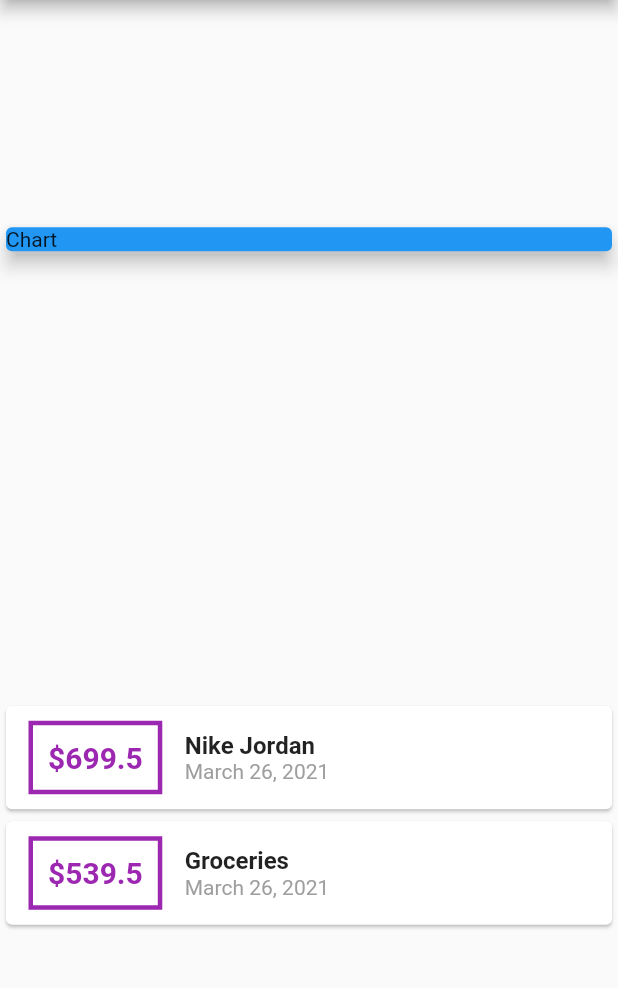
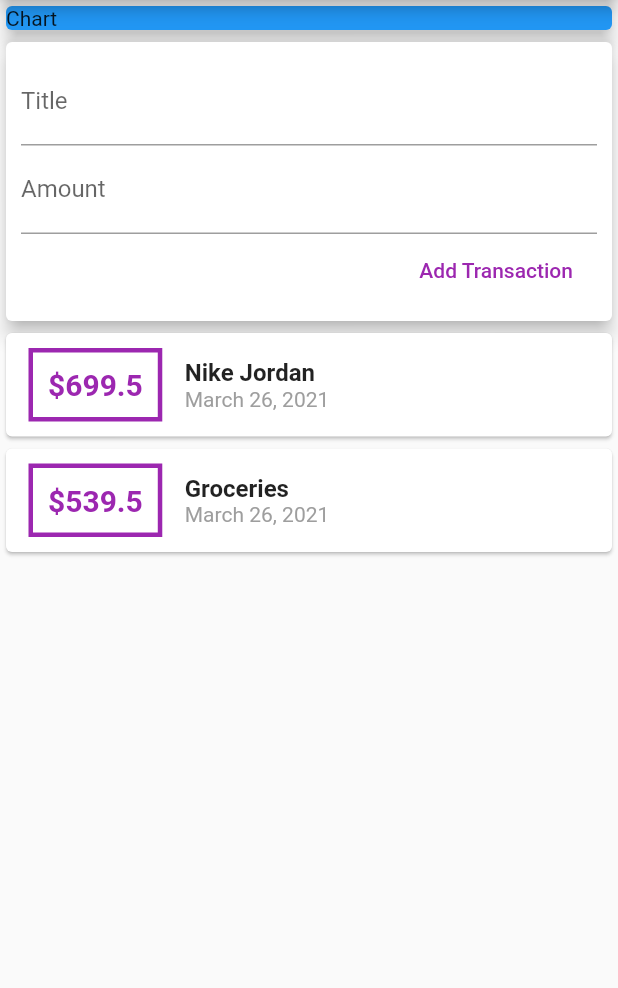
Before and after one commit to MiskaturRahman/expense_tracker_app, a Flutter app: the screen it shows after launch, on a phone screen of 412 x 824 dp, the part 84-1072 px from its top. Run offline on Flutter 3.47's test engine with Material 2 defaults, Android fonts, the phone set to English and light mode, and no system bars.

Commit message:
fetching input data to chart

```diff
--- a/lib/myHomePage.dart
+++ b/lib/myHomePage.dart
@@ -1,22 +1,11 @@
-import 'package:intl/intl.dart';
-import './transaction.dart';
+import './widgets/user_transaction.dart';
 import 'package:flutter/material.dart';
 
 class MyHomePage extends StatelessWidget {
-  final List<Transaction> transaction = [
-    Transaction(
-      id: 't1',
-      title: 'Nike Jordan',
-      amount: 699.50,
-      date: DateTime.now(),
-    ),
-    Transaction(
-      id: 't2',
-      title: 'Groceries',
-      amount: 539.50,
-      date: DateTime.now(),
-    ),
-  ];
+  // String titleInput;
+  // String amountInput;
+  final titleController = TextEditingController();
+  final amountController = TextEditingController();
 
   @override
   Widget build(BuildContext context) {
@@ -25,7 +14,7 @@ class MyHomePage extends StatelessWidget {
         title: Text("Expense Tracker"),
       ),
       body: Column(
-        mainAxisAlignment: MainAxisAlignment.spaceAround,
+        // mainAxisAlignment: MainAxisAlignment.start,
         crossAxisAlignment: CrossAxisAlignment.stretch,
         children: <Widget>[
           Container(
@@ -36,51 +25,7 @@ class MyHomePage extends StatelessWidget {
               elevation: 5,
             ),
           ),
-          Column(
-            children: transaction.map(
-              (e) {
-                return Card(
-                  child: Row(
-                    children: <Widget>[
-                      Container(
-                        padding: EdgeInsets.all(10),
-                        margin: EdgeInsets.symmetric(
-                          horizontal: 15,
-                          vertical: 10,
-                        ),
-                        decoration: BoxDecoration(
-                          border: Border.all(
-                            color: Colors.purple,
-                            width: 3,
-                          ),
-                        ),
-                        child: Text(
-                          '\$${e.amount}',
-                          style: TextStyle(
-                            fontWeight: FontWeight.bold,
-                            fontSize: 20,
-                            color: Colors.purple,
-                          ),
-                        ),
-                      ),
-                      Column(
-                        crossAxisAlignment: CrossAxisAlignment.start,
-                        children: <Widget>[
-                          Text(e.title,
-                              style: TextStyle(
-                                  fontSize: 16, fontWeight: FontWeight.bold)),
-                          Text(
-                            DateFormat.yMMMMd().format(e.date),
-                            style: TextStyle(color: Colors.grey),
-                          ),
-                        ],
-                      )
-                    ],
-                  ),
-                );
-              },
-            ).toList(),
-          ),
+          UserTransaction(),
         ],
       ),
     );
--- /dev/null
+++ b/lib/widgets/new_transaction.dart
@@ -0,0 +1,45 @@
+import 'package:flutter/material.dart';
+
+class NewTransaction extends StatelessWidget {
+  final Function addTransaction;
+  final titleController = TextEditingController();
+  final amountController = TextEditingController();
+
+  NewTransaction(this.addTransaction);
+
+  @override
+  Widget build(BuildContext context) {
+    return Card(
+      elevation: 5,
+      child: Container(
+        padding: EdgeInsets.all(10),
+        child: Column(
+          crossAxisAlignment: CrossAxisAlignment.end,
+          children: <Widget>[
+            TextField(
+              decoration: InputDecoration(labelText: 'Title'),
+              // onChanged: (val) => titleInput=val,
+              controller: titleController,
+            ),
+            TextField(
+              decoration: InputDecoration(labelText: 'Amount'),
+              controller: amountController,
+              // onChanged: (val) => amountInput=val,
+            ),
+            // ignore: deprecated_member_use
+            FlatButton(
+              child: Text('Add Transaction'),
+              textColor: Colors.purple,
+              onPressed: () {
+                addTransaction(
+                  titleController.text,
+                  double.parse(amountController.text),
+                );
+              },
+            )
+          ],
+        ),
+      ),
+    );
+  }
+}
--- /dev/null
+++ b/lib/widgets/transaction_list.dart
@@ -0,0 +1,58 @@
+import 'package:expense_tracker_app/models/transaction.dart';
+import 'package:intl/intl.dart';
+import 'package:flutter/material.dart';
+
+class TransactionList extends StatelessWidget {
+  final List<Transaction> transactions;
+
+  TransactionList(this.transactions);
+
+  @override
+  Widget build(BuildContext context) {
+    return Column(
+      children: transactions.map(
+        (e) {
+          return Card(
+            child: Row(
+              children: <Widget>[
+                Container(
+                  padding: EdgeInsets.all(10),
+                  margin: EdgeInsets.symmetric(
+                    horizontal: 15,
+                    vertical: 10,
+                  ),
+                  decoration: BoxDecoration(
+                    border: Border.all(
+                      color: Colors.purple,
+                      width: 3,
+                    ),
+                  ),
+                  child: Text(
+                    '\$${e.amount}',
+                    style: TextStyle(
+                      fontWeight: FontWeight.bold,
+                      fontSize: 20,
+                      color: Colors.purple,
+                    ),
+                  ),
+                ),
+                Column(
+                  crossAxisAlignment: CrossAxisAlignment.start,
+                  children: <Widget>[
+                    Text(e.title,
+                        style: TextStyle(
+                            fontSize: 16, fontWeight: FontWeight.bold)),
+                    Text(
+                      DateFormat.yMMMMd().format(e.date),
+                      style: TextStyle(color: Colors.grey),
+                    ),
+                  ],
+                )
+              ],
+            ),
+          );
+        },
+      ).toList(),
+    );
+  }
+}
--- /dev/null
+++ b/lib/widgets/user_transaction.dart
@@ -0,0 +1,50 @@
+import '../models/transaction.dart';
+import 'package:flutter/material.dart';
+import '../widgets/new_transaction.dart';
+import '../widgets/transaction_list.dart';
+
+class UserTransaction extends StatefulWidget {
+  UserTransaction({Key key}) : super(key: key);
+
+  @override
+  _UserTransactionState createState() => _UserTransactionState();
+}
+
+class _UserTransactionState extends State<UserTransaction> {
+  final List<Transaction> _userTransaction = [
+    Transaction(
+      id: 't1',
+      title: 'Nike Jordan',
+      amount: 699.50,
+      date: DateTime.now(),
+    ),
+    Transaction(
+      id: 't2',
+      title: 'Groceries',
+      amount: 539.50,
+      date: DateTime.now(),
+    ),
+  ];
+
+  // ignore: unused_element
+  void _addTransaction(String newTitle, double newAmount) {
+    final newTransaction = Transaction(
+      title: newTitle,
+      amount: newAmount,
+      date: DateTime.now(),
+      id: DateTime.now().toString(),
+    );
+
+    setState(() {
+      _userTransaction.add(newTransaction);
+    });
+  }
+
+  @override
+  Widget build(BuildContext context) {
+    return Column(children: <Widget>[
+      NewTransaction(_addTransaction),
+      TransactionList(_userTransaction)
+    ]);
+  }
+}
```
Also changed, not shown: lib/models/transaction.dart (renamed from lib/transaction.dart).
